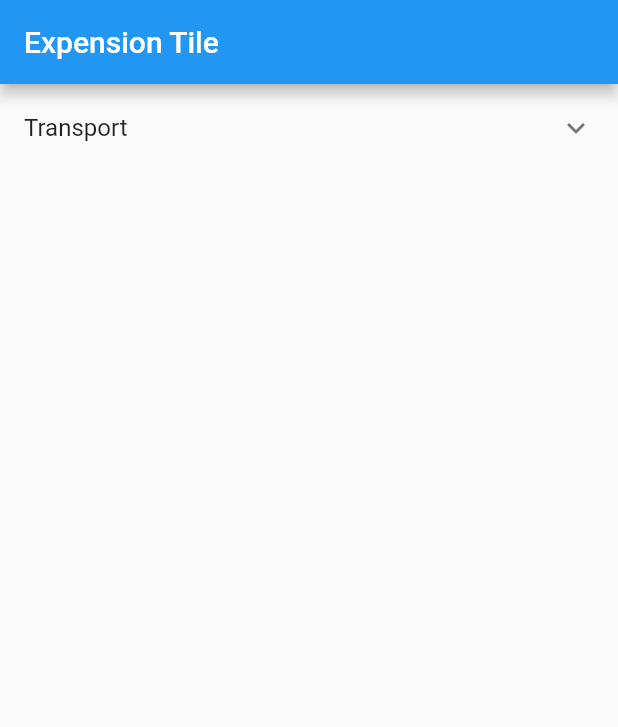
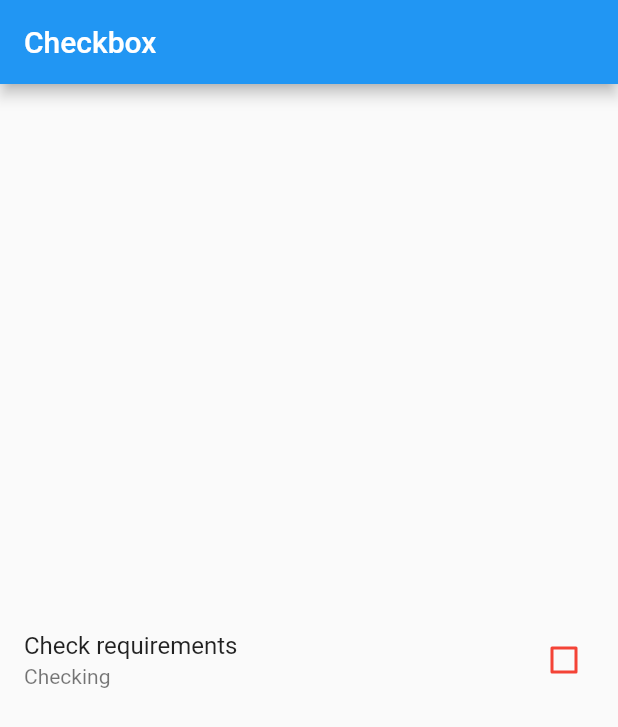
Before and after one commit to IsmailParacha/Fetch-Data-from-JSON-API, a Flutter app: the screen it shows after launch, on a phone screen of 412 x 824 dp. Shown: the top 727 px of the screen. Run offline on Flutter 3.47's test engine with Material 2 defaults, Android fonts, the phone set to English and light mode, and no system bars; our stand-ins replace animated_splash_screen, get; accounts and stored records are empty.

Commit message:
CheckBox

```diff
--- /dev/null
+++ b/lib/CheckBox/CheckBox.dart
@@ -0,0 +1,40 @@
+import 'package:flutter/material.dart';
+import 'package:get/get.dart';
+
+class CheckBoxEample extends StatefulWidget {
+  CheckBoxEample({Key? key}) : super(key: key);
+
+  @override
+  State<CheckBoxEample> createState() => _CheckBoxEampleState();
+}
+
+class _CheckBoxEampleState extends State<CheckBoxEample> {
+  bool isChecked = false;
+  @override
+  Widget build(BuildContext context) {
+    return Scaffold(
+      appBar: AppBar(
+        title: Text("Checkbox"),
+      ),
+      body: Center(
+        child: Theme(
+          data: Theme.of(context).copyWith(unselectedWidgetColor: Colors.red),
+          child: CheckboxListTile(
+            title: Text("Check requirements"),
+            subtitle: Text("Checking"),
+            value: isChecked,
+            onChanged: (value) {
+              setState(
+                () {
+                  isChecked = value!;
+                },
+              );
+            },
+            activeColor: Colors.red,
+            checkColor: Colors.white,
+          ),
+        ),
+      ),
+    );
+  }
+}
--- a/lib/main.dart
+++ b/lib/main.dart
@@ -1,6 +1,7 @@
 import 'package:animated_splash_screen/animated_splash_screen.dart';
 import 'package:flutter/material.dart';
 import 'package:get/get.dart';
+import 'package:ms_global/CheckBox/CheckBox.dart';
 import 'package:ms_global/ExpansionTile/Expansiontile.dart';
 import 'package:ms_global/Get%20State/Routes/mainPage.dart';
 import 'package:ms_global/Grid%20view/grid.dart';
@@ -29,7 +30,7 @@ class _MyAppState extends State<MyApp> {
       scaffoldMessengerKey: messengerKey,
       navigatorKey: navigatorKey,
       debugShowCheckedModeBanner: false,
-      home: ExpansionTileExample(),
+      home: CheckBoxEample(),
       // home: Scaffold(
       //   // body: Property(),
       //   body: Center(
```
